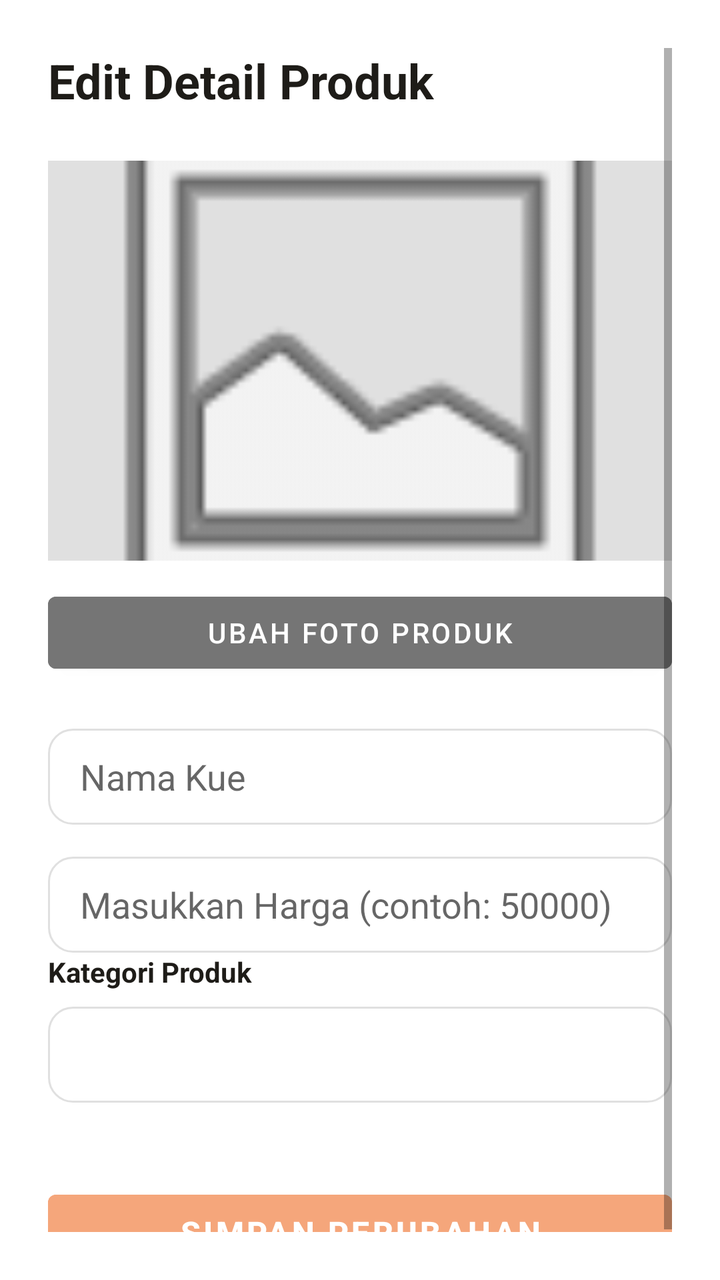
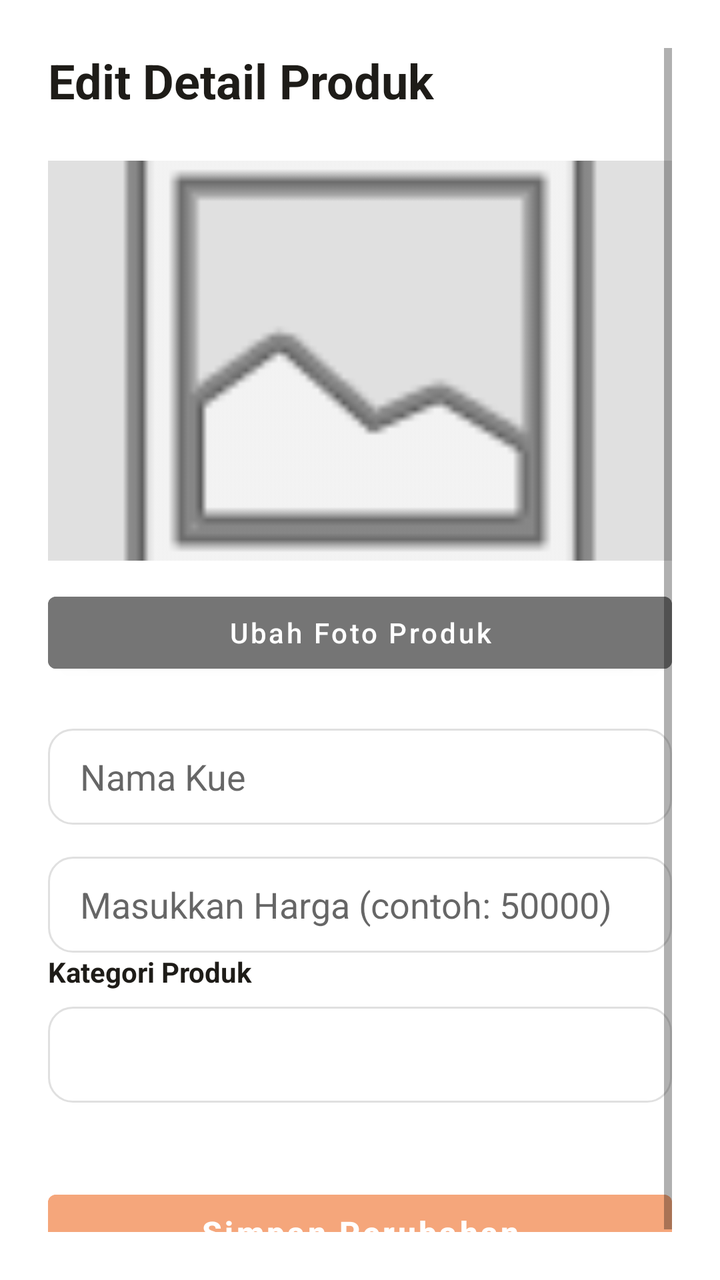

An Android layout rendered at two revisions. The XML below is the earlier revision; the diff shows what the commit changed to produce the second picture.
<!-- AndroidManifest.xml: application theme Theme.KueWeh -->
<!-- res/layout/activity_edit_product.xml -->
<?xml version="1.0" encoding="utf-8"?>
<ScrollView xmlns:android="http://schemas.android.com/apk/res/android"
    android:layout_width="match_parent"
    android:layout_height="match_parent"
    android:background="#FFFFFF"
    android:padding="24dp">

    <LinearLayout
        android:layout_width="match_parent"
        android:layout_height="wrap_content"
        android:orientation="vertical">

        <TextView
            android:layout_width="wrap_content"
            android:layout_height="wrap_content"
            android:layout_marginBottom="24dp"
            android:text="Edit Detail Produk"
            android:textColor="#1E1C18"
            android:textSize="24sp"
            android:textStyle="bold" />

        <ImageView
            android:id="@+id/imgEditPreview"
            android:layout_width="match_parent"
            android:layout_height="200dp"
            android:layout_marginBottom="12dp"
            android:background="#E0E0E0"
            android:scaleType="centerCrop"
            android:src="@android:drawable/ic_menu_gallery" />

        <Button
            android:id="@+id/btnEditPilihFoto"
            android:layout_width="match_parent"
            android:layout_height="wrap_content"
            android:layout_marginBottom="24dp"
            android:backgroundTint="#757575"
            android:text="Ubah Foto Produk" />

        <EditText
            android:id="@+id/etEditNamaKue"
            android:layout_width="match_parent"
            android:layout_height="48dp"
            android:layout_marginBottom="16dp"
            android:background="@drawable/bg_input_rounded"
            android:hint="Nama Kue"
            android:paddingHorizontal="16dp" />

        <EditText
            android:id="@+id/etEditHargaKue"
            android:layout_width="match_parent"
            android:layout_height="48dp"
            android:hint="Masukkan Harga (contoh: 50000)"
            android:background="@drawable/bg_input_rounded"
            android:paddingHorizontal="16dp"
            android:inputType="number"
            android:maxLines="1" />

        <TextView
            android:layout_width="wrap_content"
            android:layout_height="wrap_content"
            android:text="Kategori Produk"
            android:textColor="#1E1C18"
            android:textStyle="bold"
            android:layout_marginBottom="8dp" />

        <Spinner
            android:id="@+id/spinnerEditKategori"
            android:layout_width="match_parent"
            android:layout_height="48dp"
            android:layout_marginBottom="16dp"
            android:background="@drawable/bg_input_rounded"
            android:paddingHorizontal="16dp" />

        <Button
            android:id="@+id/btnSimpanPerubahan"
            android:layout_width="match_parent"
            android:layout_height="50dp"
            android:layout_marginTop="24dp"
            android:backgroundTint="#F5A67B"
            android:text="Simpan Perubahan"
            android:textSize="16sp"
            android:textStyle="bold" />

    </LinearLayout>
</ScrollView>
<!-- resources referenced by this layout -->
<resources>
  <!-- drawable bg_input_rounded (drawable) -->
  <?xml version="1.0" encoding="utf-8"?>
  <shape xmlns:android="http://schemas.android.com/apk/res/android">
      <solid android:color="#FFFFFF" />
      <stroke android:width="1dp" android:color="#E0E0E0" />
      <corners android:radius="12dp" />
  </shape>
  <style name="Theme.KueWeh" parent="Theme.MaterialComponents.Light.NoActionBar">
          <item name="android:statusBarColor">@android:color/transparent</item>
  
          <item name="android:windowLightStatusBar">true</item>
      </style>
</resources>

<!-- the commit's change to res/layout/activity_edit_product.xml (unified diff, before → after) -->
@@ -34,7 +34,8 @@
             android:layout_height="wrap_content"
             android:layout_marginBottom="24dp"
             android:backgroundTint="#757575"
-            android:text="Ubah Foto Produk" />
+            android:text="Ubah Foto Produk"
+            android:textAllCaps="false"/>
 
         <EditText
             android:id="@+id/etEditNamaKue"
@@ -79,7 +80,8 @@
             android:backgroundTint="#F5A67B"
             android:text="Simpan Perubahan"
             android:textSize="16sp"
-            android:textStyle="bold" />
+            android:textStyle="bold"
+            android:textAllCaps="false"/>
 
     </LinearLayout>
 </ScrollView>
